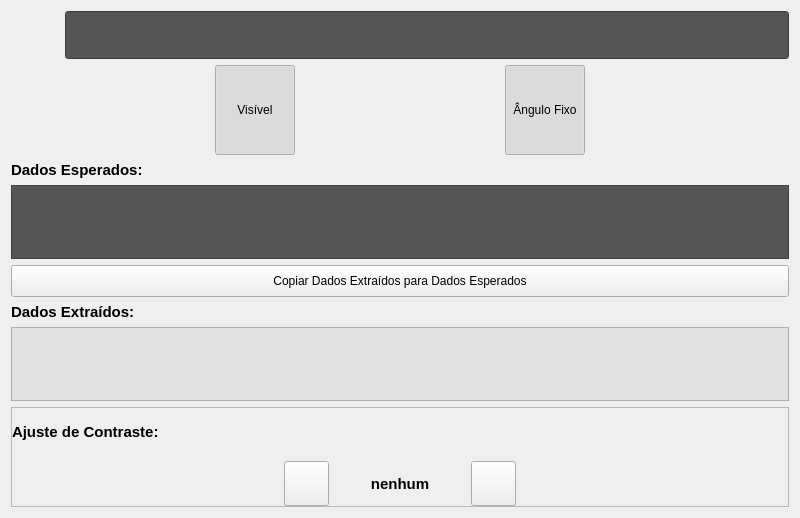
Above: LDFV2/interface/widgets/paramsdatamatrix.ui from Masipack/LDV before the change. Below: the same form after it.
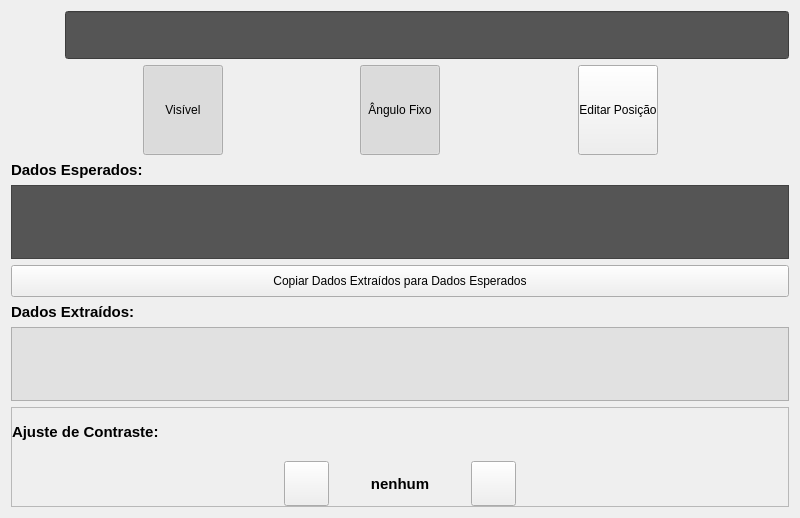
That is the form after the change. Icons and pictures are not drawn. Custom widgets are drawn as their Qt base class.

What changed in the file:
```diff
--- a/LDFV2/interface/widgets/paramsdatamatrix.ui
+++ b/LDFV2/interface/widgets/paramsdatamatrix.ui
@@ -191,7 +191,53 @@
       </widget>
      </item>
      <item>
-      <spacer name="horizontalSpacer_7">
+      <spacer name="horizontalSpacer_3">
+       <property name="orientation">
+        <enum>Qt::Horizontal</enum>
+       </property>
+       <property name="sizeHint" stdset="0">
+        <size>
+         <width>40</width>
+         <height>20</height>
+        </size>
+       </property>
+      </spacer>
+     </item>
+     <item>
+      <widget class="ButtonBeR" name="btn_position">
+       <property name="minimumSize">
+        <size>
+         <width>80</width>
+         <height>90</height>
+        </size>
+       </property>
+       <property name="maximumSize">
+        <size>
+         <width>80</width>
+         <height>90</height>
+        </size>
+       </property>
+       <property name="text">
+        <string>Editar Posição</string>
+       </property>
+       <property name="checkable">
+        <bool>true</bool>
+       </property>
+       <property name="bgIcon">
+        <iconset resource="../../res/icons.qrc">
+         <normaloff>:/icons/bt-blank.png</normaloff>
+         <normalon>:/icons/bt-blank_pressed.png</normalon>:/icons/bt-blank.png</iconset>
+       </property>
+       <property name="bgIconSize">
+        <size>
+         <width>70</width>
+         <height>70</height>
+        </size>
+       </property>
+      </widget>
+     </item>
+     <item>
+      <spacer name="horizontalSpacer_4">
        <property name="orientation">
         <enum>Qt::Horizontal</enum>
        </property>
```
